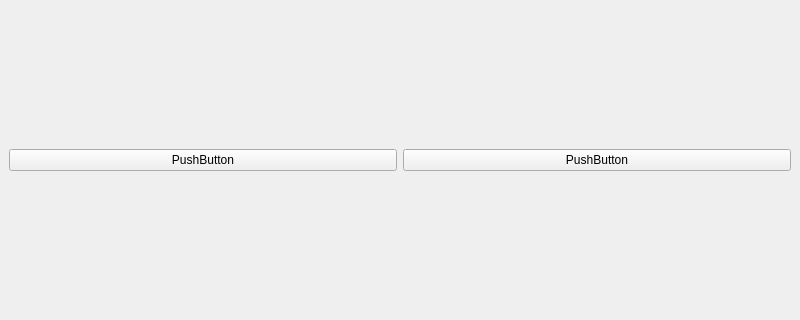
This is forms/mainwindow.ui in Zinegit/BestViewer as Qt 5 draws it before an edit; both pictures show x 0 to 800 and y 140 to 460 of the 800 by 600 pixel window. The edited form follows.
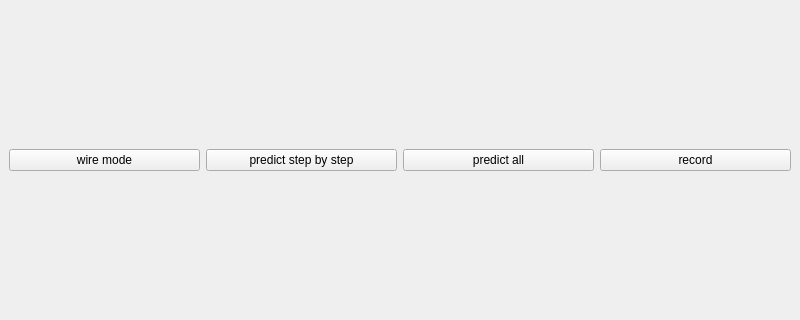
This is the edited form.

Patch:
```diff
--- a/forms/mainwindow.ui
+++ b/forms/mainwindow.ui
@@ -31,14 +31,28 @@
         <item>
          <widget class="QPushButton" name="pushButton_2">
           <property name="text">
-           <string>PushButton</string>
+           <string>wire mode</string>
           </property>
          </widget>
         </item>
         <item>
          <widget class="QPushButton" name="pushButton">
           <property name="text">
-           <string>PushButton</string>
+           <string>predict step by step</string>
+          </property>
+         </widget>
+        </item>
+        <item>
+         <widget class="QPushButton" name="predict_button">
+          <property name="text">
+           <string>predict all</string>
+          </property>
+         </widget>
+        </item>
+        <item>
+         <widget class="QPushButton" name="record_button">
+          <property name="text">
+           <string>record</string>
           </property>
          </widget>
         </item>
```
Left out of the diff: 10 changed lines with no effect on the pictures.
